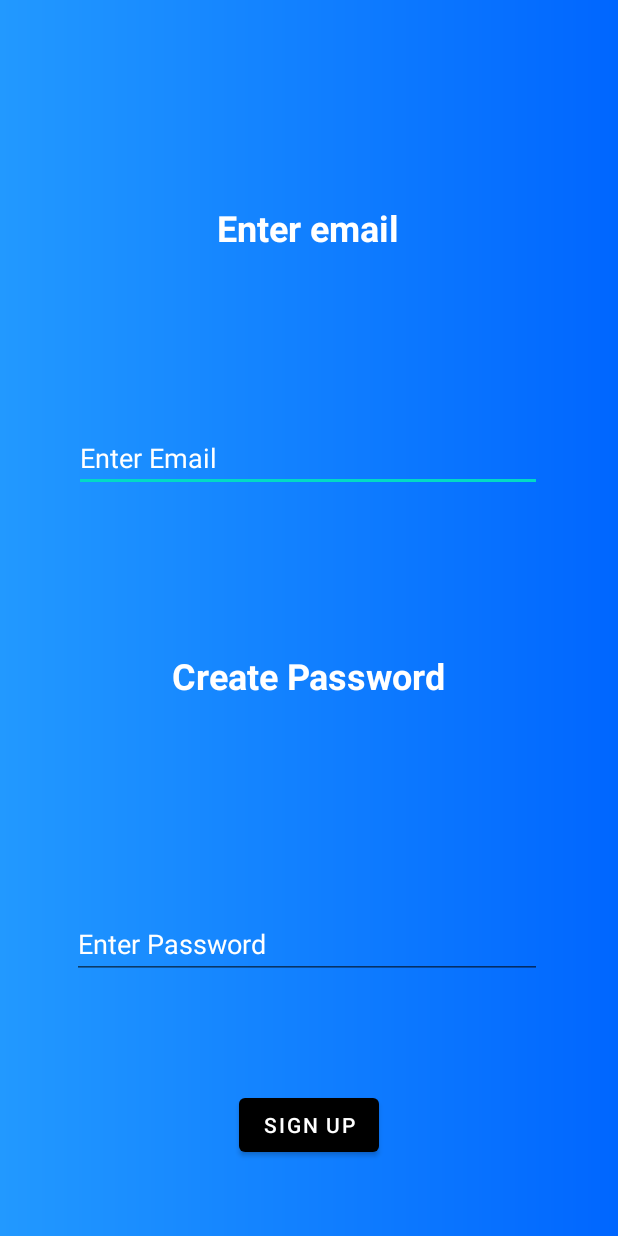
After one commit to CS4750-Group-PasswordManager-App/PasswordManager, an Android app: the layout signup_activity.xml on its own in the app's theme, with its tools: preview values and no code run, on a phone screen of 412 x 824 dp. The commit adds this screen. Run offline under Robolectric (Android 15) with nearby library versions, the phone set to English and light mode, and no system bars.

Commit message:
logout and signup layout

```diff
--- /dev/null
+++ b/app/src/main/res/layout/signup_activity.xml
@@ -0,0 +1,88 @@
+<?xml version="1.0" encoding="utf-8"?>
+<androidx.constraintlayout.widget.ConstraintLayout
+    xmlns:app="http://schemas.android.com/apk/res-auto"
+    xmlns:android="http://schemas.android.com/apk/res/android"
+    xmlns:tools="http://schemas.android.com/tools"
+    android:layout_width="match_parent"
+    android:layout_height="match_parent"
+    android:background="@drawable/blue_gradient_background">
+
+    <EditText
+        android:id="@+id/userinput"
+        android:layout_width="312dp"
+        android:layout_height="45dp"
+        android:layout_marginStart="24dp"
+        android:layout_marginTop="24dp"
+        android:layout_marginEnd="24dp"
+        android:layout_marginBottom="24dp"
+        android:ems="10"
+        android:hint="Enter Email"
+        android:inputType="textPersonName"
+        app:layout_constraintBottom_toTopOf="@+id/textView6"
+        app:layout_constraintEnd_toEndOf="parent"
+        app:layout_constraintHorizontal_bias="0.49"
+        app:layout_constraintStart_toStartOf="parent"
+        app:layout_constraintTop_toBottomOf="@+id/textView5" />
+
+    <EditText
+        android:id="@+id/signup_password"
+        android:layout_width="313dp"
+        android:layout_height="46dp"
+        android:layout_marginStart="24dp"
+        android:layout_marginTop="8dp"
+        android:layout_marginEnd="24dp"
+        android:layout_marginBottom="24dp"
+        android:ems="10"
+        android:hint="Enter Password"
+        android:inputType="textPassword"
+        app:layout_constraintBottom_toTopOf="@+id/signup_button"
+        app:layout_constraintEnd_toEndOf="parent"
+        app:layout_constraintHorizontal_bias="0.48"
+        app:layout_constraintStart_toStartOf="parent"
+        app:layout_constraintTop_toBottomOf="@+id/textView6" />
+
+    <TextView
+        android:id="@+id/textView5"
+        android:layout_width="wrap_content"
+        android:layout_height="wrap_content"
+        android:layout_marginStart="144dp"
+        android:layout_marginTop="85dp"
+        android:layout_marginEnd="145dp"
+        android:layout_marginBottom="41dp"
+        android:hint="Enter email"
+        android:text="Enter email"
+        android:textColor="@color/white"
+        android:textColorHint="#050505"
+        android:textSize="24sp"
+        android:textStyle="bold"
+        app:layout_constraintBottom_toTopOf="@+id/userinput"
+        app:layout_constraintEnd_toEndOf="parent"
+        app:layout_constraintStart_toStartOf="parent"
+        app:layout_constraintTop_toTopOf="parent" />
+
+    <TextView
+        android:id="@+id/textView6"
+        android:layout_width="wrap_content"
+        android:layout_height="wrap_content"
+        android:layout_marginTop="32dp"
+        android:layout_marginBottom="82dp"
+        android:text="Create Password"
+        android:textColor="@color/white"
+        android:textColorHint="#121111"
+        android:textSize="24sp"
+        android:textStyle="bold"
+        app:layout_constraintBottom_toTopOf="@+id/signup_password"
+        app:layout_constraintEnd_toEndOf="parent"
+        app:layout_constraintStart_toStartOf="parent"
+        app:layout_constraintTop_toBottomOf="@+id/userinput" />
+
+    <Button
+        android:id="@+id/signup_button"
+        android:layout_width="wrap_content"
+        android:layout_height="wrap_content"
+        android:text="@string/sign_up"
+        app:layout_constraintBottom_toBottomOf="parent"
+        app:layout_constraintEnd_toEndOf="parent"
+        app:layout_constraintStart_toStartOf="parent"
+        app:layout_constraintTop_toBottomOf="@+id/signup_password" />
+</androidx.constraintlayout.widget.ConstraintLayout>
--- a/app/src/main/res/menu/fragment_password_list.xml
+++ b/app/src/main/res/menu/fragment_password_list.xml
@@ -17,5 +17,8 @@
     <item android:id="@+id/menu_item_clear"
         android:title="@string/clear_search"
         app:showAsAction="never" />
+    <item
+        android:id="@+id/menu_log_out"
+        android:title="Log Out" />
 
 </menu>
```
